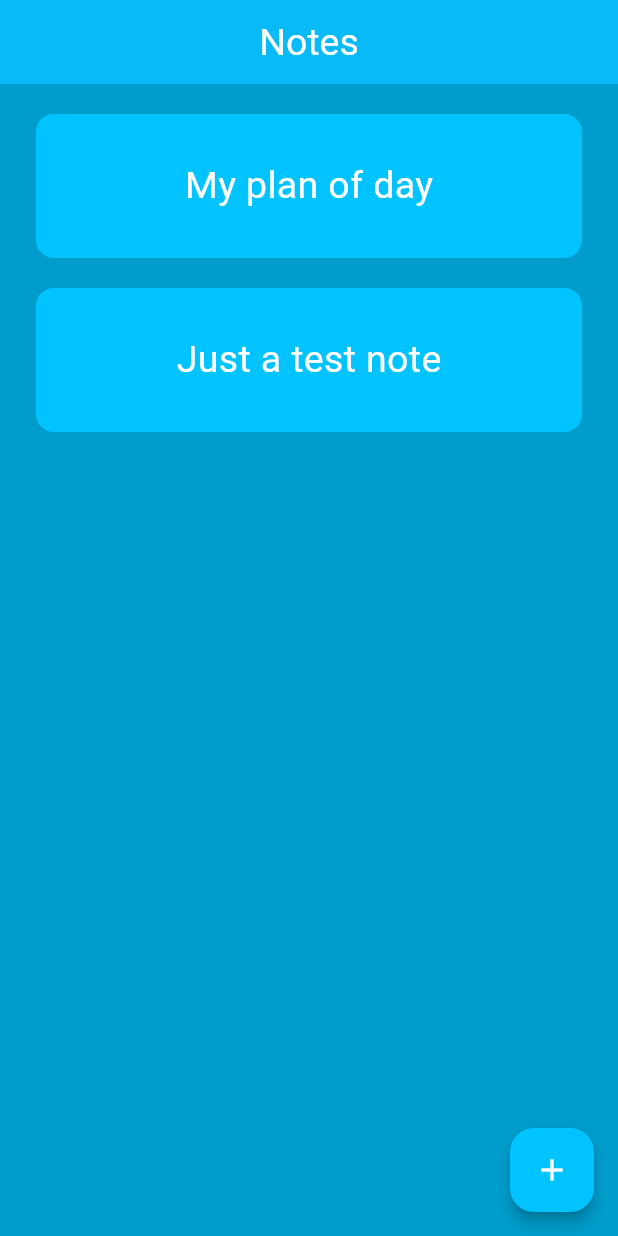
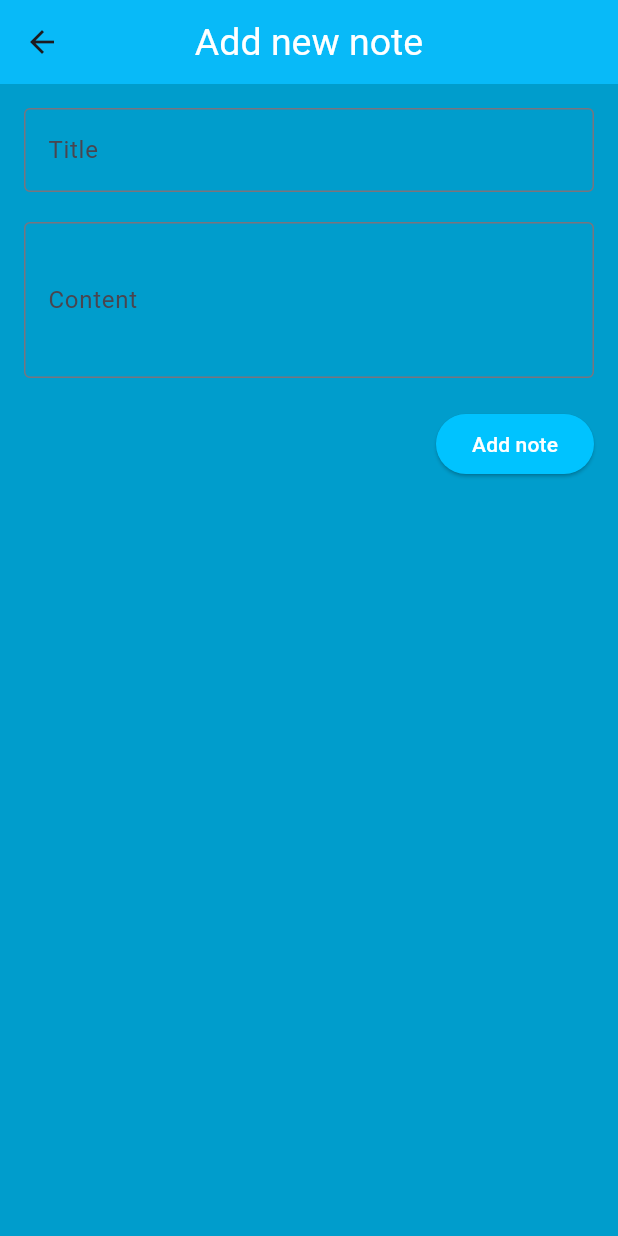
Before and after one commit to faridun-dev/Notes-App, a Flutter app: the screen it shows after launch, after a tap on the "add" icon, on a phone screen of 412 x 824 dp. Run offline on Flutter 3.47's test engine with Material 3 defaults, Android fonts, the phone set to English and light mode, and no system bars.

Commit message:
New Feature: New note page

```diff
--- a/lib/pages/home_page.dart
+++ b/lib/pages/home_page.dart
@@ -1,5 +1,6 @@
 import 'package:flutter/material.dart';
 import 'package:notes_app/consts/colors.dart';
+import 'package:notes_app/pages/new_note_page.dart';
 import 'package:notes_app/pages/note_page.dart';
 import 'package:notes_app/utils/add_button_util.dart';
 import 'package:notes_app/utils/app_bar.dart';
@@ -80,7 +81,22 @@ class _HomePageState extends State<HomePage> {
           ),
         ),
       ),
-      floatingActionButton: floatingButton,
+      floatingActionButton: FloatingActionButton(
+        elevation: 4,
+        backgroundColor: foregroundColor,
+        foregroundColor: fontColor,
+        child: const Icon(
+          Icons.add,
+        ),
+        onPressed: () {
+          Navigator.push(
+            context,
+            MaterialPageRoute(
+              builder: (context) => const NewNotePage(),
+            ),
+          );
+        },
+      ),
     );
   }
 }
--- /dev/null
+++ b/lib/pages/new_note_page.dart
@@ -0,0 +1,83 @@
+import 'package:flutter/material.dart';
+import 'package:notes_app/consts/colors.dart';
+
+class NewNotePage extends StatefulWidget {
+  const NewNotePage({super.key});
+
+  @override
+  State<NewNotePage> createState() => _NewNotePageState();
+}
+
+class _NewNotePageState extends State<NewNotePage> {
+  TextEditingController titleController = TextEditingController();
+  TextEditingController contentController = TextEditingController();
+
+  @override
+  Widget build(BuildContext context) {
+    return Scaffold(
+      backgroundColor: backgroundColor,
+      appBar: AppBar(
+        title: const Text(
+          "Add new note",
+        ),
+        elevation: 3,
+        centerTitle: true,
+        titleTextStyle: const TextStyle(
+          color: fontColor,
+          fontSize: 25.0,
+        ),
+        backgroundColor: foregroundColor,
+      ),
+      body: Padding(
+        padding: const EdgeInsets.all(16.0),
+        child: Column(
+          children: [
+            TextField(
+              controller: titleController,
+              decoration: const InputDecoration(
+                labelText: "Title",
+                border: OutlineInputBorder(),
+              ),
+            ),
+            const SizedBox(
+              height: 20,
+            ),
+            TextField(
+              controller: contentController,
+              decoration: const InputDecoration(
+                labelText: "Content",
+                border: OutlineInputBorder(),
+              ),
+              minLines: 3,
+              maxLines: null,
+              keyboardType: TextInputType.multiline,
+            ),
+            const SizedBox(
+              height: 20,
+            ),
+            Row(
+              mainAxisAlignment: MainAxisAlignment.end,
+              children: [
+                ElevatedButton(
+                  style: ElevatedButton.styleFrom(
+                    backgroundColor: foregroundColor,
+                    foregroundColor: Colors.white,
+                  ),
+                  onPressed: () {
+                    setState(() {
+                      final titleText = titleController.text;
+                      final contentText = contentController.text;
+                      print(titleText);
+                      print(contentText);
+                    });
+                  },
+                  child: const Text("Add note"),
+                ),
+              ],
+            ),
+          ],
+        ),
+      ),
+    );
+  }
+}
--- a/lib/pages/note_page.dart
+++ b/lib/pages/note_page.dart
@@ -1,6 +1,5 @@
 import 'package:flutter/material.dart';
 import 'package:notes_app/consts/colors.dart';
-import 'package:notes_app/utils/note_page_app_bar.dart';
 
 class NotePage extends StatefulWidget {
   final List notes;
```
